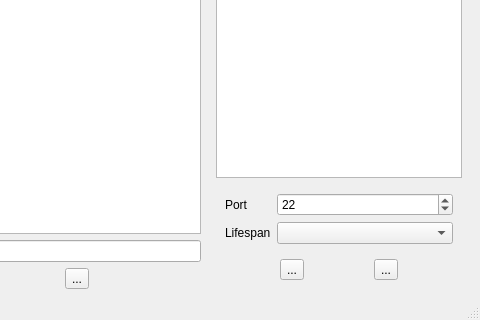
The window that mainwindow.ui (santomet/OpenSupportTool-client) describes before a commit, drawn with Qt 5; both pictures show x 736 to 1216 and y 282 to 602 of the 1216 by 602 pixel window.
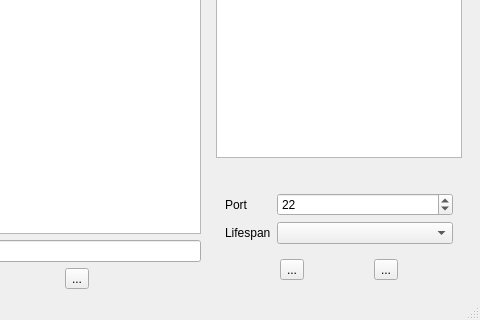
The same window after the commit. Icons and pictures are not drawn.

Commit message: SSH Tunnels

Patch:
```diff
--- a/mainwindow.ui
+++ b/mainwindow.ui
@@ -248,6 +248,16 @@
               </property>
              </widget>
             </item>
+            <item>
+             <widget class="QLabel" name="labelSSHcommand">
+              <property name="text">
+               <string/>
+              </property>
+              <property name="textInteractionFlags">
+               <set>Qt::LinksAccessibleByMouse|Qt::TextSelectableByKeyboard|Qt::TextSelectableByMouse</set>
+              </property>
+             </widget>
+            </item>
             <item>
              <widget class="QFrame" name="formFrame_2">
               <layout class="QFormLayout" name="formLayout_2">
```
The commit also changes 2 other files.
